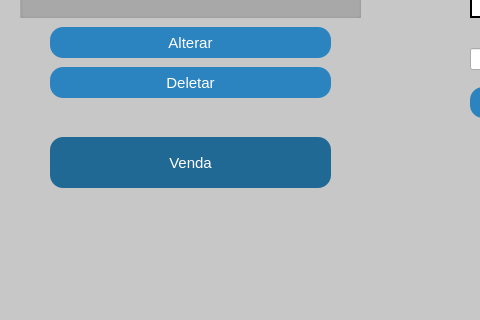
GabR36/QEstoqueLoja, file mainwindow.ui: the form before one commit; both pictures show x 0 to 480 and y 323 to 643 of the 1069 by 643 pixel window.
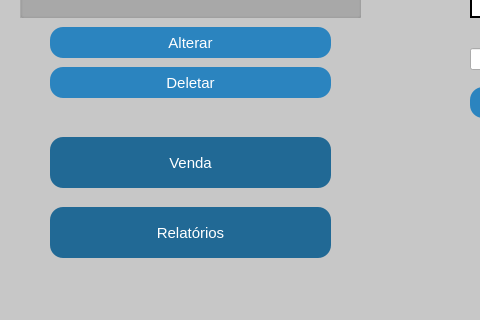
The form after the commit. Icons and pictures are not drawn.

Commit message: Tela Relatorios, pdf items tabela produtos

Patch:
```diff
--- a/mainwindow.ui
+++ b/mainwindow.ui
@@ -312,6 +312,29 @@
      </size>
     </property>
    </widget>
+   <widget class="QPushButton" name="Btn_Relatorios">
+    <property name="geometry">
+     <rect>
+      <x>50</x>
+      <y>530</y>
+      <width>281</width>
+      <height>51</height>
+     </rect>
+    </property>
+    <property name="styleSheet">
+     <string notr="true">
+background-color: rgb(33, 105, 149);</string>
+    </property>
+    <property name="text">
+     <string>Relatórios</string>
+    </property>
+    <property name="iconSize">
+     <size>
+      <width>18</width>
+      <height>18</height>
+     </size>
+    </property>
+   </widget>
    <zorder>groupBox</zorder>
    <zorder>Tview_Produtos</zorder>
    <zorder>layoutWidget</zorder>
```
Left out of the diff: 1 changed line with no effect on the pictures. The commit also changes 296 other files.
